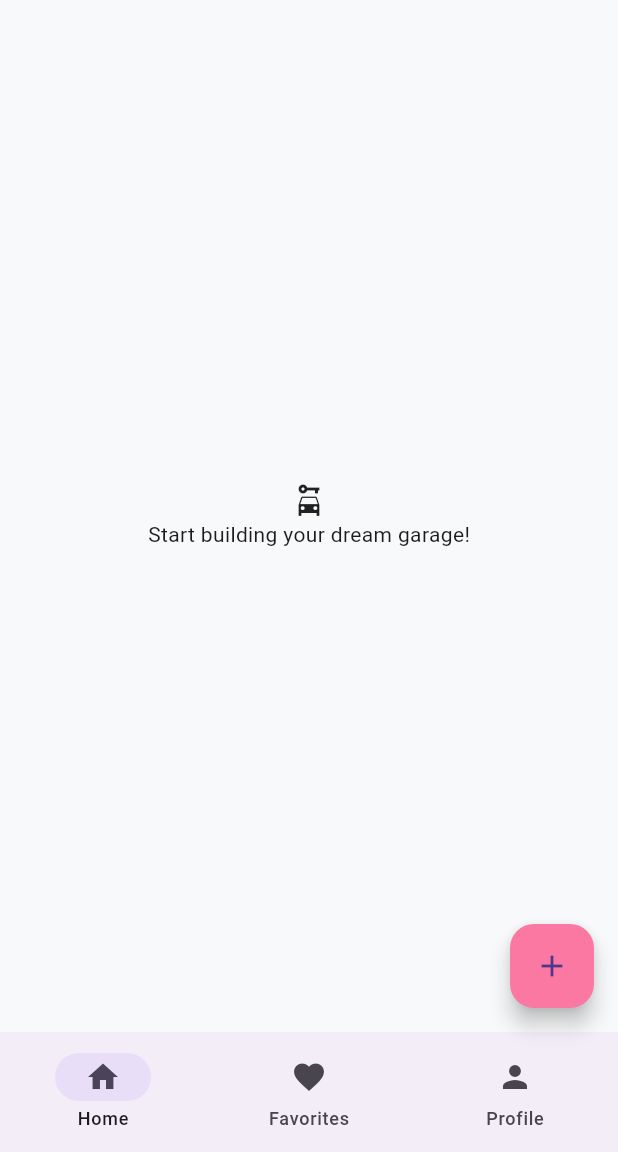
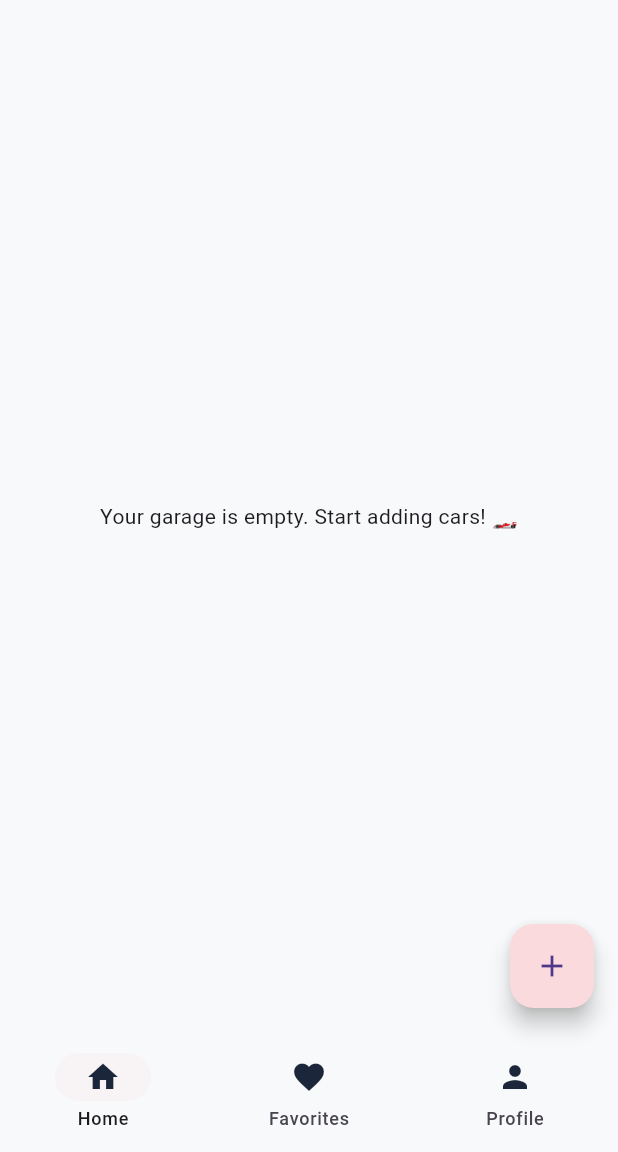
Before and after one commit to elifdodanli/car_collection, a Flutter app: the HomeView screen opened directly, on a phone screen of 412 x 824 dp, the part 84-1236 px from its top. Run offline on Flutter 3.47's test engine with Material 3 defaults, Android fonts, the phone set to English and light mode, and no system bars; our stand-ins replace cloud_firestore, firebase_auth, firebase_core, lottie, shared_preferences, smooth_page_indicator; accounts and stored records are empty; generated files the repository leaves out were written again.

Commit message:
feat: implement CarModel class and integrate Firestore for car collection display

```diff
--- /dev/null
+++ b/lib/model/car_model.dart
@@ -0,0 +1,31 @@
+class CarModel {
+  final String id;
+  final String brand;
+  final String model;
+  final int year;
+  final bool isFavorite;
+  final String imageUrl;
+  final String userId;
+
+  CarModel({
+    required this.id,
+    required this.brand,
+    required this.model,
+    required this.year,
+    required this.isFavorite,
+    required this.imageUrl,
+    required this.userId,
+  });
+
+  factory CarModel.fromFirestore(Map<String, dynamic> data, String id) {
+    return CarModel(
+      id: id,
+      brand: data['brand'] ?? '',
+      model: data['model'] ?? '',
+      year: (data['year'] as num).toInt(),
+      isFavorite: data['isFavorite'] ?? false,
+      imageUrl: data['imageUrl'] ?? '',
+      userId: data['userId'] ?? '',
+    );
+  }
+}
--- a/lib/view/home_view.dart
+++ b/lib/view/home_view.dart
@@ -1,4 +1,9 @@
+import 'package:car_collection/core/constants/app_colors.dart';
+import 'package:car_collection/view/widgets/car_card.dart';
 import 'package:flutter/material.dart';
+import 'package:cloud_firestore/cloud_firestore.dart';
+import 'package:firebase_auth/firebase_auth.dart';
+import 'package:car_collection/model/car_model.dart';
 
 class HomeView extends StatefulWidget {
   const HomeView({super.key});
@@ -11,45 +16,76 @@ class _HomeViewState extends State<HomeView> {
   @override
   Widget build(BuildContext context) {
     return Scaffold(
-      floatingActionButton: FloatingActionButton(onPressed: () {
-        // add car
-
-      },
-      backgroundColor: const Color.fromARGB(255, 251, 120, 163),
-      child: Icon(Icons.add)),
+      backgroundColor: AppColors.pearlWhite,
+      floatingActionButton: FloatingActionButton(
+        onPressed: () {},
+        backgroundColor: AppColors.softPink,
+        child: Icon(Icons.add),
+      ),
       appBar: AppBar(
         automaticallyImplyLeading: false,
         title: Text("My Car Collection"),
       ),
-      body: Center(
+      body: StreamBuilder<QuerySnapshot>(
+        stream: FirebaseFirestore.instance
+            .collection('cars')
+            .where('userId', isEqualTo: FirebaseAuth.instance.currentUser?.uid)
+            .snapshots(),
+        builder: (context, snapshot) {
+          if (snapshot.hasError) {
+            return const Center(child: Text('Something went wrong!'));
+          }
 
-        child: Padding(
-          padding: const EdgeInsets.all(8.0),
-          child: SingleChildScrollView(
-            child: Column(
-              children: [
-                  Icon(Icons.car_rental),
-                  Text("Start building your dream garage!"),
-              ],
+          if (snapshot.connectionState == ConnectionState.waiting) {
+            return const Center(child: CircularProgressIndicator());
+          }
+
+          final docs = snapshot.data!.docs;
+
+          if (docs.isEmpty) {
+            return const Center(
+              child: Text("Your garage is empty. Start adding cars! 🏎️"),
+            );
+          }
+
+          return GridView.builder(
+            padding: const EdgeInsets.all(16),
+            gridDelegate: const SliverGridDelegateWithFixedCrossAxisCount(
+              crossAxisCount: 2,
+              crossAxisSpacing: 16,
+              mainAxisSpacing: 16,
+              childAspectRatio: 0.85, // Adjust this for box height
             ),
-          ),
-        ),
+            itemCount: docs.length,
+            itemBuilder: (context, index) {
+              final car = CarModel.fromFirestore(
+                docs[index].data() as Map<String, dynamic>,
+                docs[index].id,
+              );
+              return CarCard(car: car);
+            },
+          );
+        },
       ),
       bottomNavigationBar: NavigationBar(
+        backgroundColor: AppColors.pearlWhite,
+        indicatorColor: AppColors.softPink.withOpacity(0.2),
         destinations: [
           NavigationDestination(
-            icon: Icon(Icons.home),
-            label: "Home"),
+            icon: Icon(Icons.home, color: AppColors.primaryNavy),
+            label: "Home",
+          ),
 
- NavigationDestination(
-            icon: Icon(Icons.favorite),
-            label: "Favorites"),
+          NavigationDestination(
+            icon: Icon(Icons.favorite, color: AppColors.primaryNavy),
+            label: "Favorites",
+          ),
 
-             NavigationDestination(
-            icon: Icon(Icons.person),
-            label: "Profile"),
-        ]
-
+          NavigationDestination(
+            icon: Icon(Icons.person, color: AppColors.primaryNavy),
+            label: "Profile",
+          ),
+        ],
       ),
     );
   }
--- a/lib/view/onboarding_view.dart
+++ b/lib/view/onboarding_view.dart
@@ -50,7 +50,7 @@ class _OnboardingViewState extends State<OnboardingView> {
                 controller: _controller,
                 onPageChanged: (index) {
                   setState(() {
-                    isLastPage = index == 2; // 3. sayfa son sayfa
+                    isLastPage = index == 2;
                   });
                 },
                 children: [
--- a/lib/view/register_view.dart
+++ b/lib/view/register_view.dart
@@ -124,7 +124,7 @@ class _RegisterViewState extends State<RegisterView> {
                   ),
                   const SizedBox(height: 20),
                   TextField(
-                    controller: _emailController, // Added this!
+                    controller: _emailController,
                     decoration: const InputDecoration(
                       labelText: "Email Address",
                       prefixIcon: Icon(Icons.email),
@@ -152,7 +152,6 @@ class _RegisterViewState extends State<RegisterView> {
                               password: password,
                             );
 
-                        // Başarılıysa yerel cache'i güncelle
                         await CacheManager.setLoggedIn();
 
                         if (context.mounted) {
--- a/pubspec.yaml
+++ b/pubspec.yaml
@@ -37,13 +37,13 @@ dependencies:
   lottie: ^3.3.2
   smooth_page_indicator: ^2.0.1
   shared_preferences: ^2.5.4
+  cloud_firestore: ^6.1.2
 
 dev_dependencies:
   flutter_test:
     sdk: flutter
   firebase_core: any
   firebase_auth: any
-  cloud_firestore: any
 
   # The "flutter_lints" package below contains a set of recommended lints to
   # encourage good coding practices. The lint set provided by the package is
```
Also changed, not shown: lib/view/login_view.dart (+28 -0 lines), lib/view/widgets/car_card.dart (added, +102 -0 lines), pubspec.lock.
